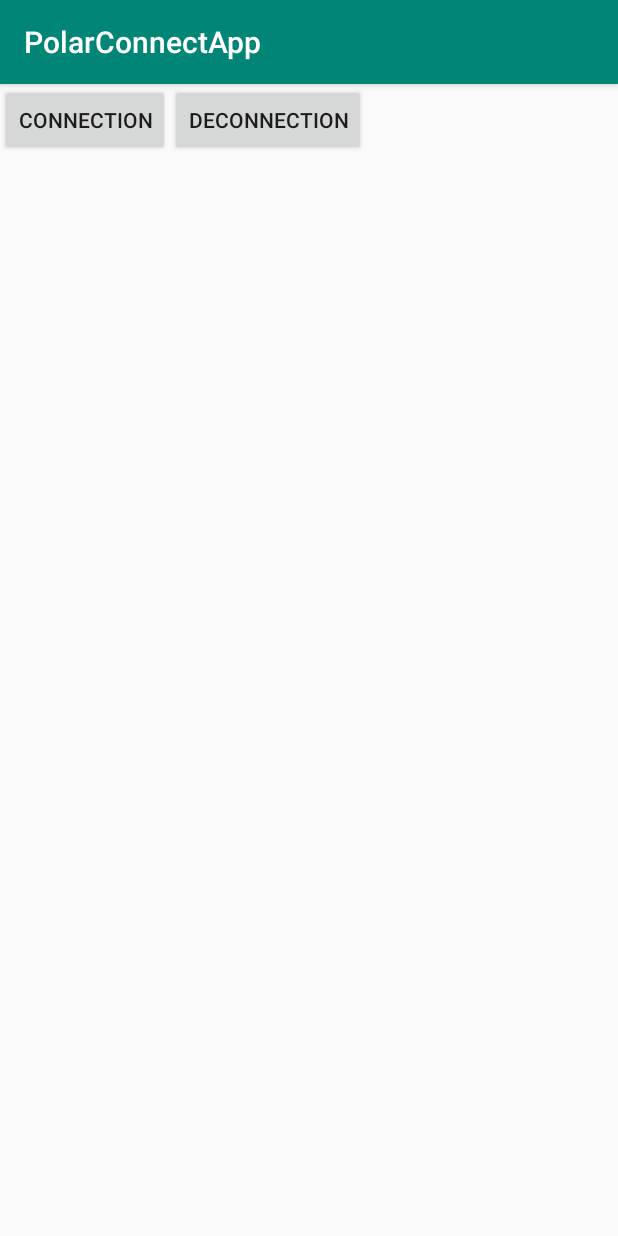
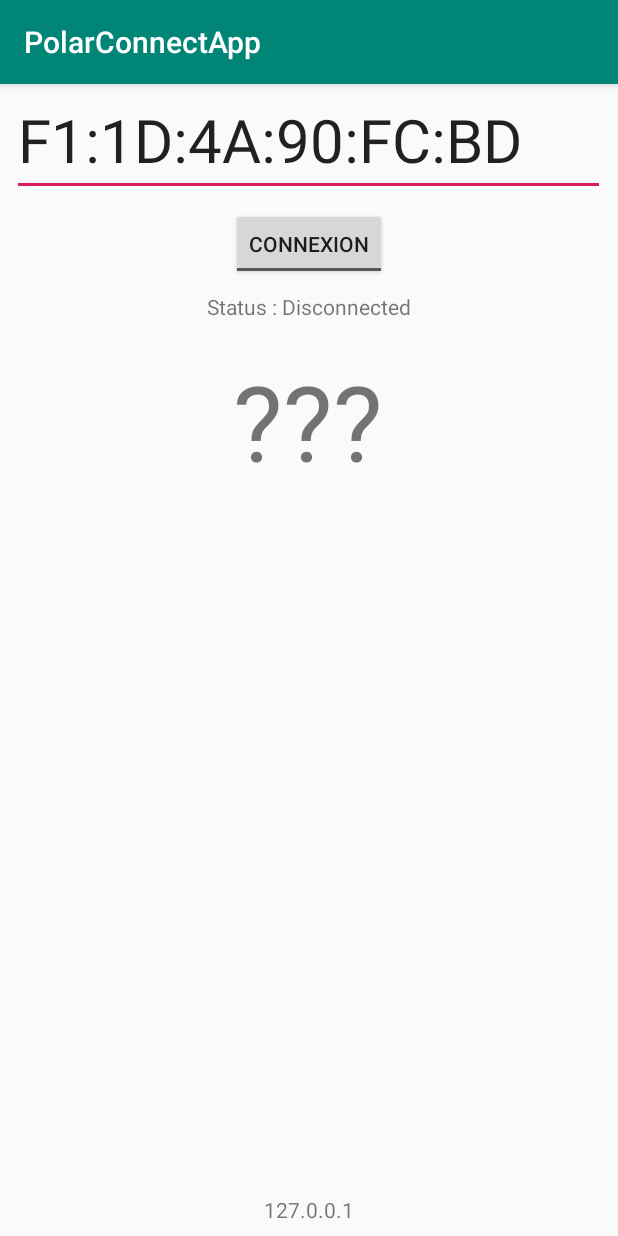
Before and after one commit to Mind-Depth/acquisition, an Android app: the screen it shows after launch (MainActivity), on a phone screen of 412 x 824 dp. Run offline under Robolectric (Android 15) with nearby library versions, the phone set to English and light mode, and no system bars; our stand-ins replace data binding.

Commit message:
Design for main activity
Possibility to set mac address (with default), display status and IP address, toggleable connect button

```diff
--- a/PolarConnectApp/app/build.gradle
+++ b/PolarConnectApp/app/build.gradle
@@ -16,6 +16,9 @@ android {
             proguardFiles getDefaultProguardFile('proguard-android-optimize.txt'), 'proguard-rules.pro'
         }
     }
+    dataBinding {
+        enabled = true
+    }
 }
 
 dependencies {
--- a/PolarConnectApp/app/src/main/java/com/minddepth/polarconnectapp/BLEConnector.java
+++ b/PolarConnectApp/app/src/main/java/com/minddepth/polarconnectapp/BLEConnector.java
@@ -2,7 +2,6 @@ package com.minddepth.polarconnectapp;
 
 import android.app.Service;
 import android.bluetooth.BluetoothAdapter;
-import android.bluetooth.BluetoothClass;
 import android.bluetooth.BluetoothDevice;
 import android.bluetooth.BluetoothGatt;
 import android.bluetooth.BluetoothGattCallback;
@@ -20,7 +19,6 @@ import android.os.Handler;
 import android.os.IBinder;
 import android.util.Log;
 
-import java.util.List;
 import java.util.UUID;
 
 public class BLEConnector extends Service {
@@ -31,13 +29,14 @@ public class BLEConnector extends Service {
     private Context             mContext;
     private Handler             mHandler;
 
-    private static final String POLAR_MAC_ADDRESS = "F1:1D:4A:90:FC:BD";
     private static final long   SCAN_PERIOD = 10000;
     public final static UUID    UUID_HEART_RATE_MEASUREMENT = UUID.fromString("00002a37-0000-1000-8000-00805f9b34fb");
 
+    private DisplayableInfo     mInfos;
 
-    BLEConnector(Context context) {
+    BLEConnector(Context context, DisplayableInfo infos) {
         mContext = context;
+        mInfos = infos;
 
         final BluetoothManager bluetoothManager =
                 (BluetoothManager) mContext.getSystemService(Context.BLUETOOTH_SERVICE);
@@ -62,7 +61,7 @@ public class BLEConnector extends Service {
         @Override
         public void onScanResult(int callbackType, ScanResult result) {
             super.onScanResult(callbackType, result);
-            if (result.getDevice().getAddress().equals(POLAR_MAC_ADDRESS)) {
+            if (result.getDevice().getAddress().equals(mInfos.getMacAddress())) {
                 Log.i("MinDepth", "Polar H10 device found");
                 mDevice = result.getDevice();
                 scanBluetoothDevices(false);
@@ -78,14 +77,19 @@ public class BLEConnector extends Service {
                 public void run() {
                     Log.i("MinDepth", "Stopping scan (timeout)");
                     mBluetoothScanner.stopScan(leScanCallback);
+                    if (mDevice == null)
+                        mInfos.setStatus(DisplayableInfo.STATUS_DISCO);
                 }
             }, SCAN_PERIOD);
 
             Log.i("MinDepth", "Scanning");
             mBluetoothScanner.startScan(leScanCallback);
+            mInfos.setStatus(DisplayableInfo.STATUS_SCAN);
         } else {
             Log.i("MinDepth", "Stopping scan");
             mBluetoothScanner.stopScan(leScanCallback);
+            if (mDevice != null)
+                mInfos.setStatus(DisplayableInfo.STATUS_DISCO);
         }
         if (mDevice != null)
             mBluetoothGatt = mDevice.connectGatt(this, false, gattCallback);
@@ -111,7 +115,8 @@ public class BLEConnector extends Service {
                             for (BluetoothGattCharacteristic gattCharacteristic : gattService.getCharacteristics()) {
                                 if (gattCharacteristic.getUuid().equals(UUID_HEART_RATE_MEASUREMENT)) {
                                     Log.i("MinDepth", "Found heart rate characteristic of Polar H10");
-                                    gatt.setCharacteristicNotification(gattCharacteristic, true);
+                                    if (gatt.setCharacteristicNotification(gattCharacteristic, true))
+                                        mInfos.setStatus(DisplayableInfo.STATUS_POLAR);
                                     BluetoothGattDescriptor descriptor = gattCharacteristic.getDescriptors().get(0);
                                     descriptor.setValue(BluetoothGattDescriptor.ENABLE_NOTIFICATION_VALUE);
                                     gatt.writeDescriptor(descriptor);
@@ -136,7 +141,7 @@ public class BLEConnector extends Service {
                 format = BluetoothGattCharacteristic.FORMAT_UINT16;
             else
                 format = BluetoothGattCharacteristic.FORMAT_UINT8; //this is the format used by the Polar H10, but keeping the if/else in case we change the device
-            final int heartRate = characteristic.getIntValue(format, 1);
+            mInfos.setHeartBeat(String.valueOf(characteristic.getIntValue(format, 1)));
         }
     }
 
--- /dev/null
+++ b/PolarConnectApp/app/src/main/java/com/minddepth/polarconnectapp/DisplayableInfo.java
@@ -0,0 +1,57 @@
+package com.minddepth.polarconnectapp;
+
+import android.databinding.BaseObservable;
+import android.databinding.Bindable;
+
+public class DisplayableInfo extends BaseObservable {
+    private String heartBeat = "???";
+    private String macAddress = "F1:1D:4A:90:FC:BD";
+    private String status = "Status : Disconnected";
+    private String ipAddress = "127.0.0.1";
+
+    static final String STATUS_DISCO = "Disconnected";
+    static final String STATUS_SCAN = "Scanning for Polar";
+    static final String STATUS_POLAR = "Connected to Polar";
+    static final String STATUS_TRANS = "Transmitting";
+
+
+    @Bindable
+    public String getHeartBeat() {
+        return heartBeat;
+    }
+
+    public void setHeartBeat(String hb) {
+        heartBeat = hb;
+        notifyPropertyChanged(BR.heartBeat);
+    }
+
+    @Bindable
+    public String getMacAddress() {
+        return macAddress;
+    }
+
+    public void setMacAddress(String mac) {
+        macAddress = mac;
+        notifyPropertyChanged(BR.macAddress);
+    }
+
+    @Bindable
+    public String getStatus() {
+        return status;
+    }
+
+    public void setStatus(String stat) {
+        status = "Status : " + stat;
+        notifyPropertyChanged(BR.status);
+    }
+
+    @Bindable
+    public String getIpAddress() {
+        return ipAddress;
+    }
+
+    public void setIpAddress(String addr) {
+        ipAddress = addr;
+        notifyPropertyChanged(BR.ipAddress);
+    }
+}
--- a/PolarConnectApp/app/src/main/java/com/minddepth/polarconnectapp/MainActivity.java
+++ b/PolarConnectApp/app/src/main/java/com/minddepth/polarconnectapp/MainActivity.java
@@ -4,6 +4,7 @@ import android.Manifest;
 import android.bluetooth.BluetoothAdapter;
 import android.content.Intent;
 import android.content.pm.PackageManager;
+import android.databinding.DataBindingUtil;
 import android.support.annotation.RequiresPermission;
 import android.support.v4.app.ActivityCompat;
 import android.support.v4.content.ContextCompat;
@@ -11,17 +12,23 @@ import android.support.v7.app.AppCompatActivity;
 import android.os.Bundle;
 import android.util.Log;
 import android.view.View;
+import android.widget.CompoundButton;
+import android.widget.ToggleButton;
+
+import com.minddepth.polarconnectapp.databinding.ActivityMainBinding;
 
 public class MainActivity extends AppCompatActivity {
 
     BLEConnector    mConnector;
+    DisplayableInfo infos;
 
     @Override
     protected void onCreate(Bundle savedInstanceState) {
         super.onCreate(savedInstanceState);
         setContentView(R.layout.activity_main);
 
-        mConnector = new BLEConnector(this);
+        infos = new DisplayableInfo();
+        mConnector = new BLEConnector(this, infos);
         if (mConnector.isBluetoothDisabled()) {
             Intent enableBtIntent = new Intent(BluetoothAdapter.ACTION_REQUEST_ENABLE);
             startActivityForResult(enableBtIntent, 42);
@@ -29,17 +36,10 @@ public class MainActivity extends AppCompatActivity {
         if (ContextCompat.checkSelfPermission(this, Manifest.permission.ACCESS_COARSE_LOCATION)!= PackageManager.PERMISSION_GRANTED) {
             ActivityCompat.requestPermissions(this, new String[]{Manifest.permission.ACCESS_COARSE_LOCATION},43);
         } //TODO add gps activation check when launched
-    }
 
-    @RequiresPermission(Manifest.permission.BLUETOOTH_ADMIN)
-    public void onConnectClicked(View v) {
-        Log.d("panophobia", "connect clicked");
-        mConnector.scanBluetoothDevices(true);
-    }
 
-    public void onDisconnectClicked(View v) {
-        Log.d("panophobia", "disconnect clicked");
-        mConnector.disconnect();
+        ActivityMainBinding binding = DataBindingUtil.setContentView(this, R.layout.activity_main);
+        binding.setInfo(infos);
     }
 
     @Override
@@ -47,4 +47,18 @@ public class MainActivity extends AppCompatActivity {
         super.onDestroy();
         mConnector.disconnect();
     }
+
+    @RequiresPermission(Manifest.permission.BLUETOOTH_ADMIN)
+    public void onCheckedChanged(View view) {
+        boolean isChecked = ((ToggleButton) view).isChecked();
+
+        if (isChecked) {
+            Log.d("panophobia", "connect clicked");
+            mConnector.scanBluetoothDevices(true);
+        } else {
+            Log.d("panophobia", "disconnect clicked");
+            mConnector.disconnect();
+        }
+
+    }
 }
--- a/PolarConnectApp/app/src/main/res/layout/activity_main.xml
+++ b/PolarConnectApp/app/src/main/res/layout/activity_main.xml
@@ -1,26 +1,79 @@
 <?xml version="1.0" encoding="utf-8"?>
-<android.support.constraint.ConstraintLayout xmlns:android="http://schemas.android.com/apk/res/android"
+<layout xmlns:android="http://schemas.android.com/apk/res/android"
     xmlns:app="http://schemas.android.com/apk/res-auto"
     xmlns:tools="http://schemas.android.com/tools"
+    android:id="@+id/layout">
+
+    <data>
+
+        <variable
+            name="info"
+            type="com.minddepth.polarconnectapp.DisplayableInfo" />
+    </data>
+
+    <android.support.constraint.ConstraintLayout
         android:layout_width="match_parent"
         android:layout_height="match_parent"
         tools:context=".MainActivity">
 
-    <Button
-        android:id="@+id/connectButton"
+        <EditText
+            android:id="@+id/macAddressEt"
+            android:layout_width="395dp"
+            android:layout_height="wrap_content"
+            android:layout_marginStart="8dp"
+            android:ems="10"
+            android:inputType="textPersonName"
+            android:text="@={info.macAddress}"
+            android:textSize="40sp"
+            app:layout_constraintStart_toStartOf="parent"
+            app:layout_constraintTop_toTopOf="parent" />
+
+        <ToggleButton
+            android:id="@+id/connectToggleButton"
             android:layout_width="wrap_content"
             android:layout_height="wrap_content"
-        android:onClick="onConnectClicked"
-        android:text="@string/connectionButton"
-        tools:ignore="MissingConstraints" />
+            android:layout_marginTop="8dp"
+            android:onClick="onCheckedChanged"
+            android:textOff="@string/connectionButton"
+            android:textOn="@string/discoButton"
+            app:layout_constraintEnd_toEndOf="parent"
+            app:layout_constraintHorizontal_bias="0.5"
+            app:layout_constraintStart_toStartOf="parent"
+            app:layout_constraintTop_toBottomOf="@+id/macAddressEt" />
 
-    <Button
-        android:id="@+id/discoButton"
+        <TextView
+            android:id="@+id/heartBeatTv"
+            android:layout_width="395dp"
+            android:layout_height="103dp"
+            android:layout_marginStart="8dp"
+            android:layout_marginTop="20dp"
+            android:gravity="center_horizontal"
+            android:text="@={info.heartBeat}"
+            android:textAlignment="center"
+            android:textSize="70sp"
+            app:layout_constraintStart_toStartOf="parent"
+            app:layout_constraintTop_toBottomOf="@+id/statusTv" />
+
+        <TextView
+            android:id="@+id/statusTv"
             android:layout_width="wrap_content"
             android:layout_height="wrap_content"
-        android:onClick="onDisconnectClicked"
-        android:text="@string/discoButton"
-        app:layout_constraintStart_toEndOf="@+id/connectButton"
-        tools:layout_editor_absoluteY="0dp" />
+            android:layout_marginTop="8dp"
+            android:text="@={info.status}"
+            app:layout_constraintEnd_toEndOf="parent"
+            app:layout_constraintStart_toStartOf="parent"
+            app:layout_constraintTop_toBottomOf="@+id/connectToggleButton" />
+
+        <TextView
+            android:id="@+id/ipAddressTv"
+            android:layout_width="wrap_content"
+            android:layout_height="wrap_content"
+            android:layout_marginBottom="8dp"
+            android:text="@={info.ipAddress}"
+            app:layout_constraintBottom_toBottomOf="parent"
+            app:layout_constraintEnd_toEndOf="parent"
+            app:layout_constraintHorizontal_bias="0.5"
+            app:layout_constraintStart_toStartOf="parent" />
 
     </android.support.constraint.ConstraintLayout>
+</layout>
--- a/PolarConnectApp/app/src/main/res/values/strings.xml
+++ b/PolarConnectApp/app/src/main/res/values/strings.xml
@@ -1,5 +1,5 @@
 <resources>
     <string name="app_name">PolarConnectApp</string>
-    <string name="connectionButton">Connection</string>
-    <string name="discoButton">Deconnection</string>
+    <string name="connectionButton">Connexion</string>
+    <string name="discoButton">Déconnexion</string>
 </resources>
```
Lines whose indentation alone changed are shown as unchanged.
